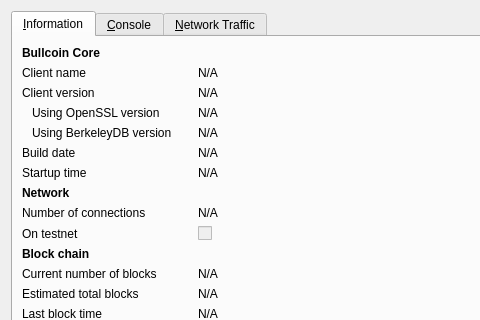
This is src/qt/forms/rpcconsole.ui in BLCdeveloper/cryptobullcoin as Qt 5 draws it before an edit; both pictures show x 0 to 480 and y 0 to 320 of the 740 by 450 pixel window. The edited form follows.
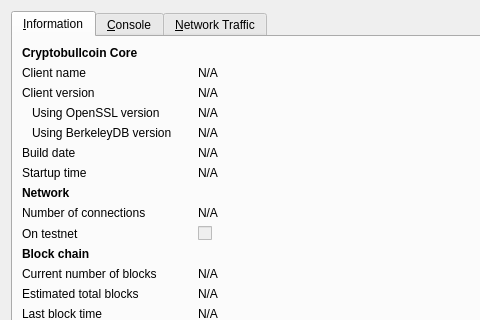
This is the edited form. Icons and pictures are not drawn. Custom widgets are drawn as their Qt base class.

What changed in the file:
```diff
--- a/src/qt/forms/rpcconsole.ui
+++ b/src/qt/forms/rpcconsole.ui
@@ -380,7 +380,7 @@
           </font>
          </property>
          <property name="text">
-          <string>Bullcoin Core</string>
+          <string>Cryptobullcoin Core</string>
          </property>
         </widget>
        </item>
```
Left out of the diff: 8 changed lines with no effect on the pictures.
